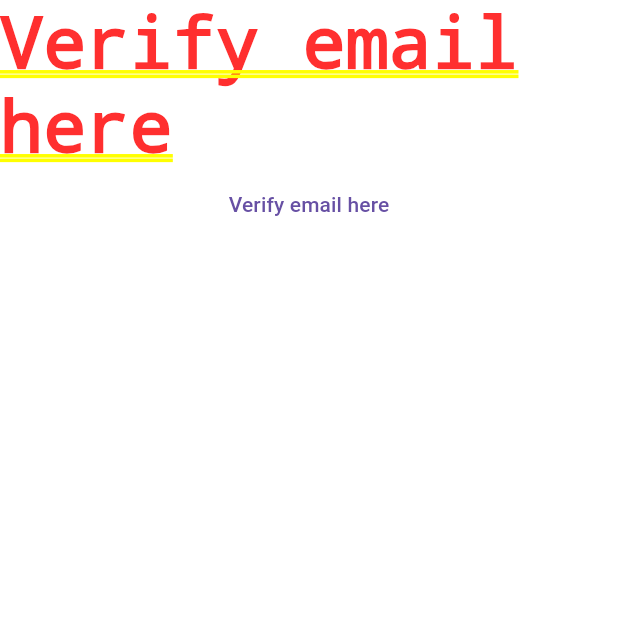
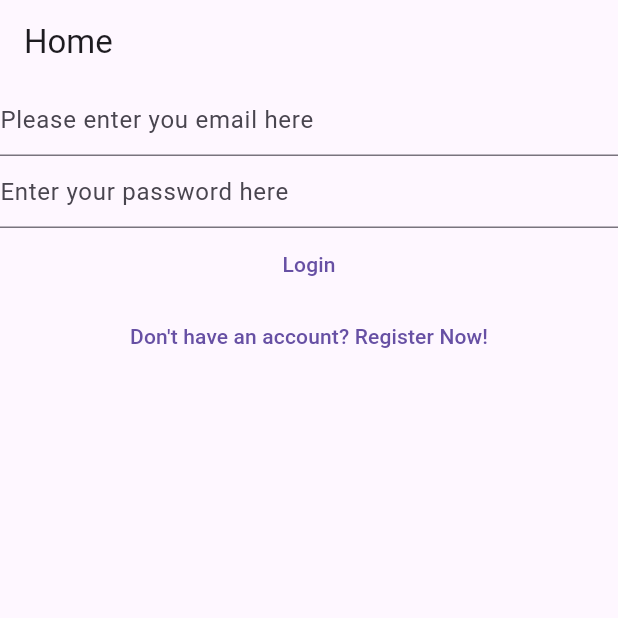
Before and after one commit to Thenameisafsal/Notes-app-complete, a Flutter app: the screen it shows after launch, on a phone screen of 412 x 824 dp, the top half of it. Run offline on Flutter 3.47's test engine with Material 3 defaults, Android fonts, the phone set to English and light mode, and no system bars; our stand-ins replace firebase_auth, firebase_core; accounts and stored records are empty.

Commit message:
implemented switching between login and register pages using navigator

```diff
--- a/lib/main.dart
+++ b/lib/main.dart
@@ -14,25 +14,29 @@ class HomePage extends StatelessWidget {
 
   @override
   Widget build(BuildContext context){
-    return Column(children:[FutureBuilder(
+    return Scaffold(
+      appBar: AppBar(title: const Text("Home")),
+      body: Column(children:[FutureBuilder(
         future: Firebase.initializeApp(options: DefaultFirebaseOptions.currentPlatform),
         builder: (context, snapshot){
               switch(snapshot.connectionState){
                 case ConnectionState.done:
-                final user = FirebaseAuth.instance.currentUser;
-                if(user?.emailVerified ?? false){
-                      return const Text("verified user"); // all good to go
-                }
-                else{
-                  return const VerifyEmailView(); // return verify email since not verified yet
-                }
+                  // final user = FirebaseAuth.instance.currentUser;
+                  // if(user?.emailVerified ?? false){
+                  //       return const Text("verified user"); // all good to go
+                  // }
+                  // else{
+                  //   return const VerifyEmailView(); // return verify email since not verified yet
+                  // }
+                  return const LoginView();
                 default:
-                return const Text("error, try again later.");
+                  return const Text("Please wait, loading.");
               }
           }
         ),
         // TextButton(onPressed:(){Navigator.of(context).push(MaterialPageRoute(builder: (context) =>const  VerifyEmailView()));}, child: const Text('press me'))
         ]
+      ),
     );
   }
 }
--- a/lib/views/login_view.dart
+++ b/lib/views/login_view.dart
@@ -1,6 +1,7 @@
 import 'package:flutter/material.dart';
 import 'package:firebase_core/firebase_core.dart';
 import 'package:firebase_auth/firebase_auth.dart';
+import 'package:notes/views/register_view.dart';
 import '../firebase_options.dart';
 class LoginView extends StatefulWidget{
   const LoginView({super.key});
@@ -28,12 +29,9 @@ class _LoginViewState extends State<LoginView> {
   }
   @override
   Widget build(BuildContext context){
-    return Scaffold(
-      appBar: AppBar(title:const Text('Login')),
-    body: FutureBuilder(
-      future: Firebase.initializeApp(options: DefaultFirebaseOptions.currentPlatform),
-      builder: (context, snapshot){
-    return Column(
+    return /*Scaffold(
+      appBar: AppBar(title:const Text("Login")),
+      body: */Column(
         children:[
             TextField(
             controller: _email,
@@ -52,11 +50,19 @@ class _LoginViewState extends State<LoginView> {
               final password = _password.text;
               final userCredentials = await FirebaseAuth.instance.signInWithEmailAndPassword(email: email, password: password);
               print(userCredentials);
-            }, child: const Text('Login'))
+              }, child: const Text('Login')),
+              TextButton(
+                onPressed:() => {
+                  Navigator.of(context).push(MaterialPageRoute(builder:(context){
+                        return const RegisterView(); // navigate to register page by pushing it to stack
+                        }
+                      )
+                    )
+                  },
+                child: const Text("Don't have an account? Register Now!"),
+                )
               ]
             );
-        }
-      )
-    );
+    // );
         }
   }
--- a/lib/views/register_view.dart
+++ b/lib/views/register_view.dart
@@ -1,6 +1,7 @@
 import 'package:flutter/material.dart';
 import 'package:firebase_core/firebase_core.dart';
 import 'package:firebase_auth/firebase_auth.dart';
+import 'package:notes/views/login_view.dart';
 import '../firebase_options.dart';
 class RegisterView extends StatefulWidget{
   const RegisterView({super.key});
@@ -29,11 +30,8 @@ class _RegisterViewState extends State<RegisterView> {
   @override
   Widget build(BuildContext context){
     return Scaffold(
-      appBar: AppBar(title:const Text('Register')),
-    body: FutureBuilder(
-      future: Firebase.initializeApp(options: DefaultFirebaseOptions.currentPlatform),
-      builder: (context, snapshot){
-    return Column(
+      appBar: AppBar(title: const Text("register")),
+      body: Column(
         children:[
             TextField(
             controller: _email,
@@ -54,10 +52,12 @@ class _RegisterViewState extends State<RegisterView> {
               final user = FirebaseAuth.instance.currentUser;
               await user?.sendEmailVerification();
               print(userCredentials);
-            }, child: const Text('Register'))
+              }, child: const Text('Register')),
+              TextButton(
+                  onPressed: () => {Navigator.of(context).pop()} , // go back to the login page by popping the stack
+                  child: const Text("Already have an account? Log in."),
+              )
               ]
-          );
-        }
       )
     );
         }
```
Lines whose indentation alone changed are shown as unchanged.
